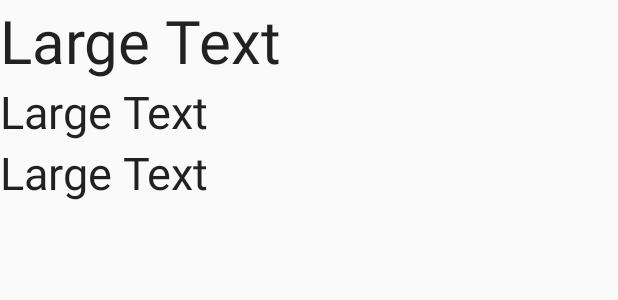
After one commit to Loert/projetandroid, an Android app: the layout listemenu.xml on its own in the app's theme, with its tools: preview values and no code run, on a phone screen of 412 x 824 dp. The commit adds this screen. Shown: the top 300 px of the screen. Run offline under Robolectric (Android 15) with nearby library versions, the phone set to English and light mode, and no system bars.

Commit message:
Fin du projet

```diff
--- a/app/src/main/java/com/example/user/puydufoubatoto/planningpersonnel.java
+++ b/app/src/main/java/com/example/user/puydufoubatoto/planningpersonnel.java
@@ -11,6 +11,7 @@ import android.view.MenuItem;
 import android.view.View;
 import android.widget.Button;
 import android.widget.ListView;
+import android.widget.ProgressBar;
 import android.widget.Toast;
 
 import com.example.user.adapter.ArrayPlanningOptimiseAdapter;
@@ -35,6 +36,7 @@ public class planningpersonnel extends ActionBarActivity implements View.OnClick
     HoraireSpectacle enCours = null;
     Spectacle speEnCours = null;
     int idSpeEncours = 0;
+    ProgressBar progression = null;
     @Override
     public void onCreate(Bundle savedInstanceState){
         super.onCreate(savedInstanceState);
@@ -43,6 +45,7 @@ public class planningpersonnel extends ActionBarActivity implements View.OnClick
         Button AjoutSpect  = (Button) findViewById(R.id.AjoutSpectacle);
         planOpti = (Button) findViewById(R.id.BoutonGenererPlanningOptimise);
         planOpti.setOnClickListener(this);
+        progression = (ProgressBar) findViewById(R.id.progressBar);
         AjoutSpect.setOnClickListener(new View.OnClickListener() {
             @Override
             public void onClick(View v) {
@@ -83,6 +86,7 @@ public class planningpersonnel extends ActionBarActivity implements View.OnClick
                     spectacleBdd.open();
                     spectacleBdd.videPlanning();
                     spectacleBdd.close();
+                    progression.setVisibility(View.VISIBLE);
                     AsyncCallPlanningOpti task2 = new AsyncCallPlanningOpti();
                     task2.execute();
                 }
--- /dev/null
+++ b/app/src/main/res/layout/listemenu.xml
@@ -0,0 +1,29 @@
+<?xml version="1.0" encoding="utf-8"?>
+<LinearLayout xmlns:android="http://schemas.android.com/apk/res/android"
+    android:orientation="vertical" android:layout_width="match_parent"
+    android:layout_height="match_parent">
+
+    <TextView
+        android:layout_width="match_parent"
+        android:layout_height="wrap_content"
+        android:textAppearance="?android:attr/textAppearanceLarge"
+        android:text="Large Text"
+        android:id="@+id/titreMenu"
+        android:textSize="60px" />
+
+    <TextView
+        android:layout_width="wrap_content"
+        android:layout_height="wrap_content"
+        android:textAppearance="?android:attr/textAppearanceLarge"
+        android:text="Large Text"
+        android:id="@+id/descriptionMenu"
+        android:textSize="45px" />
+
+    <TextView
+        android:layout_width="wrap_content"
+        android:layout_height="wrap_content"
+        android:textAppearance="?android:attr/textAppearanceLarge"
+        android:text="Large Text"
+        android:id="@+id/prixMenu"
+        android:textSize="45px" />
+</LinearLayout>
```
Also changed, not shown: app/src/main/java/com/example/user/adapter/ArrayMenuRestaurantAdapter.java (added, +53 -0 lines), app/src/main/java/com/example/user/entities/MenuRestaurant.java (added, +40 -0 lines), app/src/main/java/com/example/user/puydufoubatoto/FicheRestaurant.java (+30 -0 lines), app/src/main/java/com/example/user/webservices/WebServiceRestaurants.java (+44 -0 lines), app/src/main/res/layout/activity_fiche_restaurant.xml (+7 -0 lines), app/src/main/res/layout/activity_planningpersonnel.xml (+9 -0 lines).
